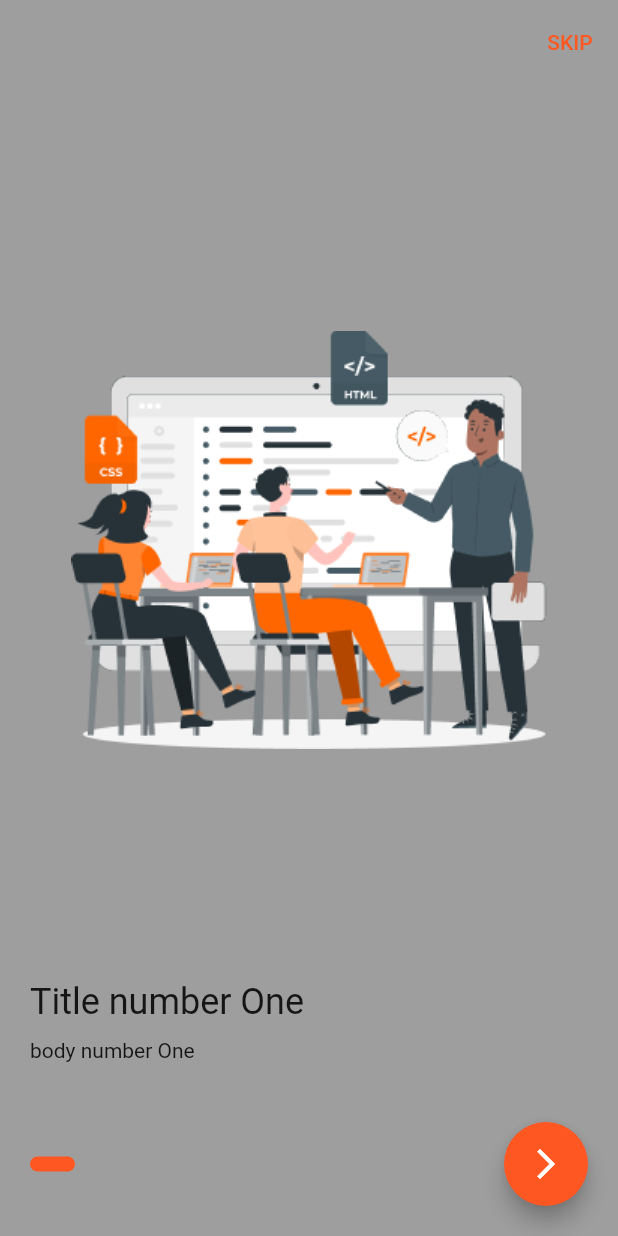
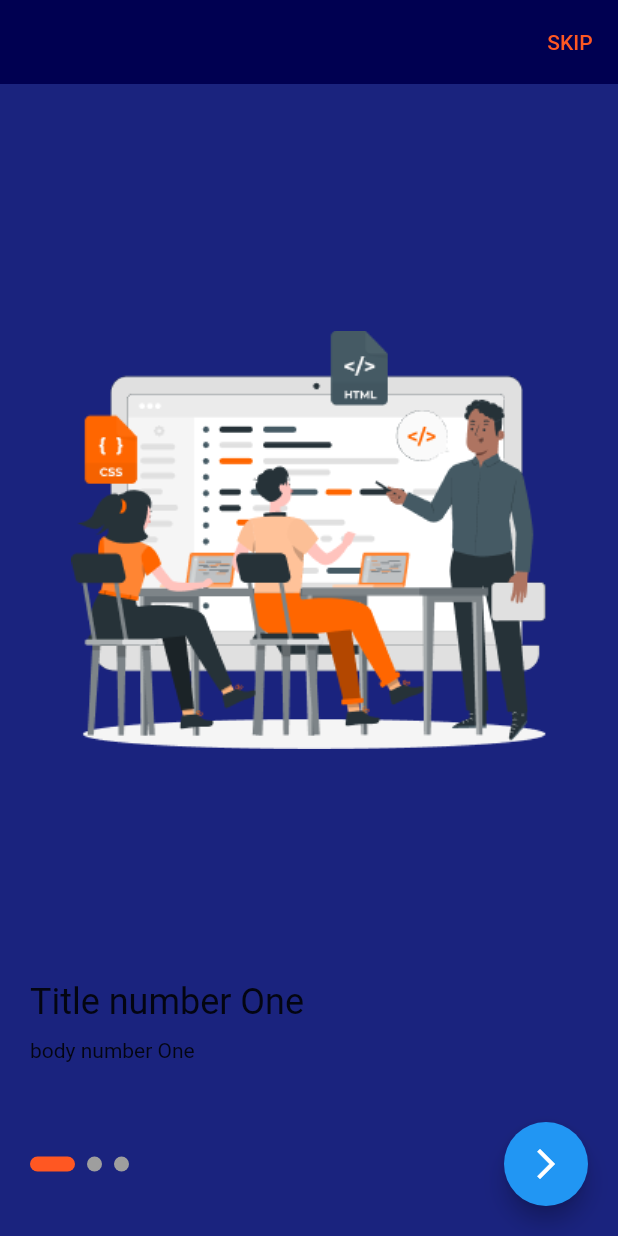
Before and after one commit to Hosam293/ShopApp, a Flutter app: the screen it shows after launch, on a phone screen of 412 x 824 dp. Run offline on Flutter 3.47's test engine with Material 2 defaults, Android fonts, the phone set to English and light mode, and no system bars; drawn by our look-alikes of smooth_page_indicator; our stand-ins replace carousel_slider, conditional_builder_null_safety, dio, flutter_bloc, fluttertoast, shared_preferences; accounts and stored records are empty; network calls fail.

Commit message:
shopApp with bloc

```diff
--- a/lib/Constants.dart
+++ b/lib/Constants.dart
@@ -1,47 +1,46 @@
 import 'package:flutter/material.dart';
 import 'package:flutter/services.dart';
 
-ThemeData lightTheme=ThemeData(
+ThemeData lightTheme = ThemeData(
     appBarTheme: const AppBarTheme(
-
       backgroundColor: Colors.white,
       elevation: 0.0,
       titleTextStyle: TextStyle(
-          color: Colors.black,
-          fontSize: 18,
-          fontWeight: FontWeight.bold),
+          color: Colors.black, fontSize: 18, fontWeight: FontWeight.bold),
       backwardsCompatibility: false,
       systemOverlayStyle: SystemUiOverlayStyle(
-          statusBarColor: Colors.black,
-          statusBarBrightness: Brightness.light),
+          statusBarColor: Colors.black, statusBarBrightness: Brightness.light),
       actionsIconTheme: IconThemeData(color: Colors.black),
     ),
     textTheme: const TextTheme(
-      bodyText1: TextStyle(color: Colors.black, fontSize: 18),),
+      bodyText1: TextStyle(color: Colors.black, fontSize: 18),
+    ),
     iconTheme: IconThemeData(color: Colors.grey),
     scaffoldBackgroundColor: Colors.white,
-    bottomNavigationBarTheme: const BottomNavigationBarThemeData(
-        backgroundColor: Colors.white));
-ThemeData darkTheme=ThemeData(
-    primarySwatch: Colors.deepOrange,
-    scaffoldBackgroundColor:  Colors.grey,
+    bottomNavigationBarTheme:
+        const BottomNavigationBarThemeData(backgroundColor: Colors.white));
+ThemeData darkTheme = ThemeData(
+    scaffoldBackgroundColor: Color(0xff1a237e),
     iconTheme: IconThemeData(color: Colors.grey),
     appBarTheme: const AppBarTheme(
-      backgroundColor: Colors.grey,
+      backgroundColor: Color(0xff000051),
       elevation: 0.0,
       titleTextStyle: TextStyle(
-          color: Colors.white,
-          fontSize: 18,
-          fontWeight: FontWeight.bold),
+          color: Colors.white, fontSize: 18, fontWeight: FontWeight.bold),
       actionsIconTheme: IconThemeData(color: Colors.white),
       backwardsCompatibility: false,
       systemOverlayStyle: SystemUiOverlayStyle(
-          statusBarColor: Colors.white,
-          statusBarBrightness: Brightness.dark),
+          statusBarColor: Colors.white, statusBarBrightness: Brightness.dark),
     ),
     textTheme: const TextTheme(
         bodyText1: TextStyle(color: Colors.white, fontSize: 18)),
     bottomNavigationBarTheme:
-    BottomNavigationBarThemeData(backgroundColor: Colors.grey));
+        BottomNavigationBarThemeData(backgroundColor: Color(0xff534bae),
+        selectedItemColor: Colors.white,
+          unselectedItemColor: Color(0xff000051),
+        ),
+
+
+);
 
 String? token;
--- a/lib/cubit/AppCubit/AppCubit.dart
+++ b/lib/cubit/AppCubit/AppCubit.dart
@@ -35,7 +35,7 @@ class AppCubit extends Cubit<AppStates> {
 
     }else{
       isDark =!isDark;
-      CacheHelper.saveData(key: 'isDark', value: isDark)
+      CacheHelper.saveData(key: 'isDark', value: isDark )
           .then((value)
       {
         emit(ChangeDarkMode());
--- a/lib/cubit/ShopCubit/ShopCubit.dart
+++ /dev/null
@@ -1,19 +0,0 @@
-import 'package:bloc/bloc.dart';
-import 'package:flutter/cupertino.dart';
-import 'package:flutter/material.dart';
-import 'package:flutter_bloc/flutter_bloc.dart';
-import 'package:shopapp/controller/DioHelper.dart';
-import 'package:shopapp/model/LoginData/LoginData.dart';
-
-import '../../Constants.dart';
-import '../../model/HomeModel.dart';
-import '../../model/ProfileModel/ProfileModel.dart';
-import 'ShopStates.dart';
-
-class ShopCubit extends Cubit<ShopStates> {
-  ShopCubit() : super(ShopInitialState());
-
-  static ShopCubit get(context) => BlocProvider.of<ShopCubit>(context);
-
-
-}
--- a/lib/cubit/ShopCubit/ShopStates.dart
+++ /dev/null
@@ -1,5 +0,0 @@
-import '../../model/LoginData/LoginData.dart';
-
-abstract class ShopStates{}
-
-class ShopInitialState extends ShopStates{}
--- a/lib/main.dart
+++ b/lib/main.dart
@@ -11,7 +11,6 @@ import 'package:shopapp/view/screen/OnBoardAndLogin/OnBoardScreen.dart';
 import 'package:shopapp/view/screen/ShopLayout.dart';
 
 import 'cubit/AppCubit/AppStates.dart';
-import 'cubit/ShopCubit/ShopCubit.dart';
 
 class MyHttpOverrides extends HttpOverrides {
   @override
@@ -69,9 +68,7 @@ class MyApp extends StatelessWidget {
             ..getCateData()
             ..getProfileData()..changeMode(isShared: isDark),
         ),
-        BlocProvider(
-          create: (BuildContext context) => ShopCubit(),
-        ),
+
       ],
       child: BlocConsumer<AppCubit,AppStates>(
         listener: (context,state){},
--- a/lib/view/screen/OnBoardAndLogin/LoginScreen.dart
+++ b/lib/view/screen/OnBoardAndLogin/LoginScreen.dart
@@ -5,7 +5,6 @@ import 'package:flutter_bloc/flutter_bloc.dart';
 import 'package:fluttertoast/fluttertoast.dart';
 import 'package:shopapp/controller/CacheHelper.dart';
 import 'package:shopapp/cubit/AppCubit/AppCubit.dart';
-import 'package:shopapp/cubit/ShopCubit/ShopCubit.dart';
 import 'package:shopapp/view/screen/OnBoardAndLogin/RegisterScreen.dart';
 import 'package:shopapp/view/screen/ShopLayout.dart';
 
--- a/lib/view/screen/OnBoardAndLogin/RegisterScreen.dart
+++ b/lib/view/screen/OnBoardAndLogin/RegisterScreen.dart
@@ -1,12 +1,10 @@
 import 'package:conditional_builder_null_safety/conditional_builder_null_safety.dart';
 import 'package:flutter/material.dart';
 import 'package:flutter_bloc/flutter_bloc.dart';
-import 'package:shopapp/cubit/ShopCubit/ShopCubit.dart';
 import 'package:shopapp/view/screen/OnBoardAndLogin/LoginScreen.dart';
 
 import '../../../cubit/AppCubit/AppCubit.dart';
 import '../../../cubit/AppCubit/AppStates.dart';
-import '../../../cubit/ShopCubit/ShopStates.dart';
 
 class RegisterScreen extends StatelessWidget {
   var formKey = GlobalKey<FormState>();
--- a/lib/view/screen/ShopScreens/Settings.dart
+++ b/lib/view/screen/ShopScreens/Settings.dart
@@ -144,11 +144,7 @@ class Settings extends StatelessWidget {
                             );
                           });
                         },child: Text(
-                          'LogOut',style: TextStyle(
-                          color: Colors.white,
-                          fontSize: 20,
-
-                        ),
+                          'Logout',style: Theme.of(context).textTheme.bodyText1!.copyWith(fontSize: 20)
 
                         ),
                           color: Colors.blue,
```
Also changed, not shown: lib/view/screen/ShopScreens/Categories.dart (+4 -13 lines), lib/view/screen/ShopScreens/Products.dart (+12 -17 lines).
